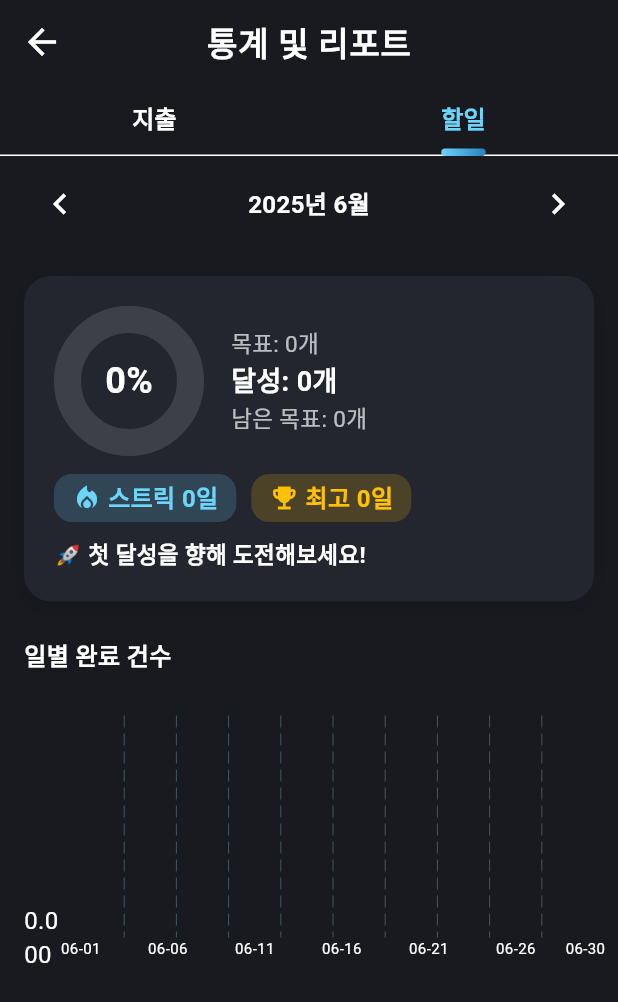
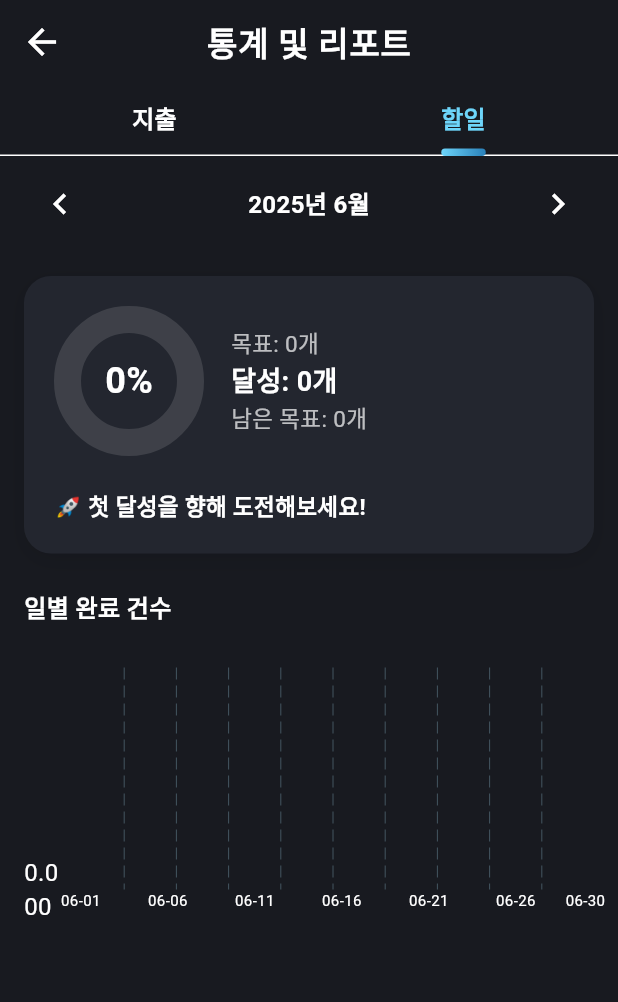
Before and after one commit to baesee/month_action_flutter, a Flutter app: the StatisticsScreen screen opened directly, tab 2 chosen, on a phone screen of 412 x 824 dp. Shown: the top 1002 px of the screen. Run offline on Flutter 3.47's test engine with Material 3 defaults, Android fonts, the light colour scheme and no system bars; drawn by our look-alikes of fl_chart; our stand-ins replace hive, hive_flutter, table_calendar; accounts and stored records are empty.

Commit message:
fix : 통계 스트릭,최고 삭제

```diff
--- a/lib/presentation/views/statistics_screen.dart
+++ b/lib/presentation/views/statistics_screen.dart
@@ -357,65 +357,7 @@ class _StatisticsScreenState extends State<StatisticsScreen>
                     ],
                   ),
                   const SizedBox(height: 12),
-                  Row(
-                    children: [
-                      Container(
-                        padding: const EdgeInsets.symmetric(
-                          vertical: 4,
-                          horizontal: 12,
-                        ),
-                        decoration: BoxDecoration(
-                          color: Color(0xFFF7971E).withOpacity(0.18),
-                          borderRadius: BorderRadius.circular(12),
-                        ),
-                        child: Row(
-                          children: [
-                            Icon(
-                              Icons.local_fire_department,
-                              color: Color(0xFFF7971E),
-                              size: 20,
-                            ),
-                            const SizedBox(width: 4),
-                            Text(
-                              '스트릭 $streak일',
-                              style: TextStyle(
-                                color: Color(0xFFF7971E),
-                                fontWeight: FontWeight.bold,
-                              ),
-                            ),
-                          ],
-                        ),
-                      ),
-                      const SizedBox(width: 10),
-                      Container(
-                        padding: const EdgeInsets.symmetric(
-                          vertical: 4,
-                          horizontal: 12,
-                        ),
-                        decoration: BoxDecoration(
-                          color: Colors.amber.withOpacity(0.18),
-                          borderRadius: BorderRadius.circular(12),
-                        ),
-                        child: Row(
-                          children: [
-                            Icon(
-                              Icons.emoji_events,
-                              color: Colors.amber,
-                              size: 20,
-                            ),
-                            const SizedBox(width: 4),
-                            Text(
-                              '최고 $maxStreak일',
-                              style: TextStyle(
-                                color: Colors.amber,
-                                fontWeight: FontWeight.bold,
-                              ),
-                            ),
-                          ],
-                        ),
-                      ),
-                    ],
-                  ),
+
                   const SizedBox(height: 10),
                   Text(
                     insight,
@@ -617,65 +559,7 @@ class _StatisticsScreenState extends State<StatisticsScreen>
                     ],
                   ),
                   const SizedBox(height: 12),
-                  Row(
-                    children: [
-                      Container(
-                        padding: const EdgeInsets.symmetric(
-                          vertical: 4,
-                          horizontal: 12,
-                        ),
-                        decoration: BoxDecoration(
-                          color: Color(0xFF6DD5FA).withOpacity(0.18),
-                          borderRadius: BorderRadius.circular(12),
-                        ),
-                        child: Row(
-                          children: [
-                            Icon(
-                              Icons.local_fire_department,
-                              color: Color(0xFF6DD5FA),
-                              size: 20,
-                            ),
-                            const SizedBox(width: 4),
-                            Text(
-                              '스트릭 $streak일',
-                              style: TextStyle(
-                                color: Color(0xFF6DD5FA),
-                                fontWeight: FontWeight.bold,
-                              ),
-                            ),
-                          ],
-                        ),
-                      ),
-                      const SizedBox(width: 10),
-                      Container(
-                        padding: const EdgeInsets.symmetric(
-                          vertical: 4,
-                          horizontal: 12,
-                        ),
-                        decoration: BoxDecoration(
-                          color: Colors.amber.withOpacity(0.18),
-                          borderRadius: BorderRadius.circular(12),
-                        ),
-                        child: Row(
-                          children: [
-                            Icon(
-                              Icons.emoji_events,
-                              color: Colors.amber,
-                              size: 20,
-                            ),
-                            const SizedBox(width: 4),
-                            Text(
-                              '최고 $maxStreak일',
-                              style: TextStyle(
-                                color: Colors.amber,
-                                fontWeight: FontWeight.bold,
-                              ),
-                            ),
-                          ],
-                        ),
-                      ),
-                    ],
-                  ),
+                  Row(children: [const SizedBox(width: 10)]),
                   const SizedBox(height: 10),
                   Text(
                     insight,
```
